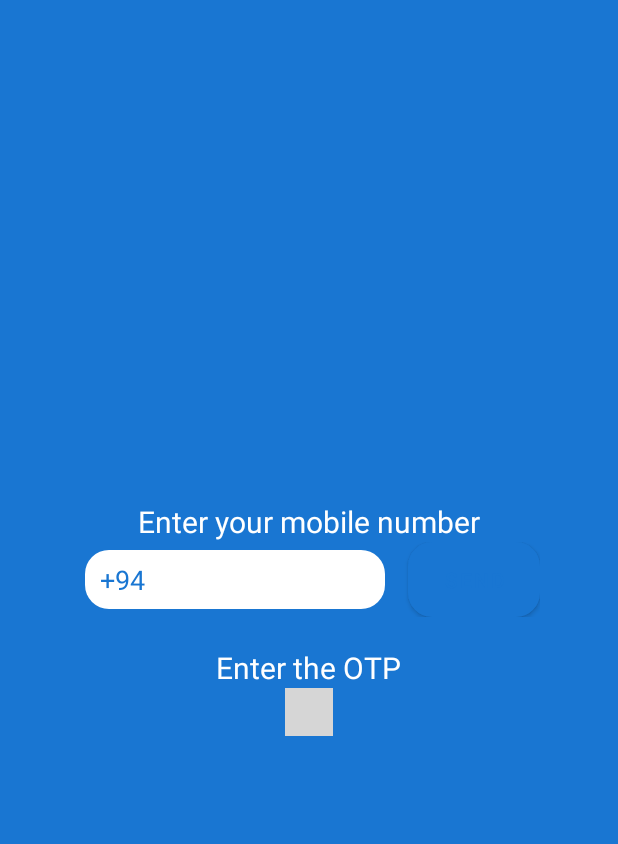
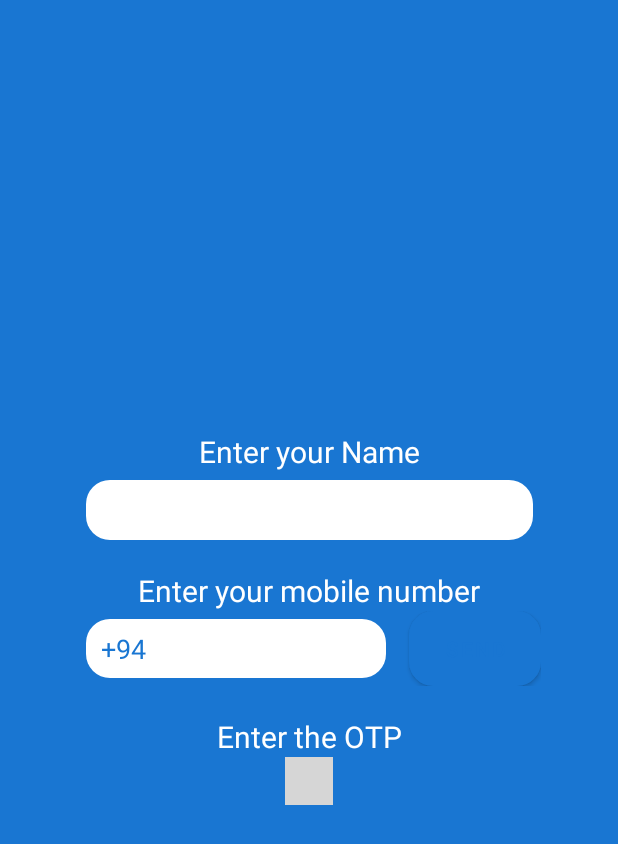
Before and after one commit to ViduraPrasangana/StepAway, an Android app: the screen it shows after launch (LoginActivity), on a phone screen of 412 x 824 dp. Shown: the top 844 px of the screen. Run offline under Robolectric (Android 15) with nearby library versions, the phone set to English and light mode, and no system bars; our stand-ins replace Firebase (no records; nobody signed in at launch, a user with empty details on screens opened directly); libraries missing offline, so code that uses them is left out: com.chaos.view; plain views replace PinView; 2 statements that could not run were skipped; grey boxes are pictures that could not be loaded.

```diff
--- a/app/src/main/AndroidManifest.xml
+++ b/app/src/main/AndroidManifest.xml
@@ -8,6 +8,8 @@
     <uses-permission android:name="android.permission.ACCESS_COARSE_LOCATION" />
     <uses-permission android:name="android.permission.ACCESS_FINE_LOCATION" />
     <uses-permission android:name="android.permission.ACCESS_BACKGROUND_LOCATION" />
+    <uses-permission android:name="android.permission.FOREGROUND_SERVICE" />
+    <uses-permission android:name="android.permission.VIBRATE" />
     <uses-permission android:name="android.permission.WAKE_LOCK" tools:node="replace"/>
 
     <application
--- a/app/src/main/java/com/jellybean/stepaway/DeviceAdapter.java
+++ b/app/src/main/java/com/jellybean/stepaway/DeviceAdapter.java
@@ -66,7 +66,8 @@ public class DeviceAdapter extends RecyclerView.Adapter<DeviceAdapter.ViewHolder
     public void onBindViewHolder(@NonNull ViewHolder holder, int position) {
         Device device = dataset.get(position);
         String distance = ((double) Math.round(device.getAverageDistance()*1000)/1000)+" m";
-        holder.getTimeView().setText(distance);
+        String username = device.getUserName() != null ? device.getUserName():"Unknown User";
+        holder.getTimeView().setText(username);
     }
 
     @Override
--- a/app/src/main/java/com/jellybean/stepaway/LoginActivity.java
+++ b/app/src/main/java/com/jellybean/stepaway/LoginActivity.java
@@ -29,7 +29,7 @@ import com.google.firebase.auth.PhoneAuthProvider;
 import java.util.concurrent.TimeUnit;
 
 public class LoginActivity extends AppCompatActivity {
-    EditText phone;
+    EditText phone,name;
     Button sendBtn;
     PinView otpView;
 
@@ -42,6 +42,7 @@ public class LoginActivity extends AppCompatActivity {
         super.onCreate(savedInstanceState);
         setContentView(R.layout.activity_login);
         phone = findViewById(R.id.phone);
+        name = findViewById(R.id.name);
         sendBtn = findViewById(R.id.sendBtn);
         otpView = findViewById(R.id.otp_view);
 
--- a/app/src/main/java/com/jellybean/stepaway/fragment/HomeFragment.java
+++ b/app/src/main/java/com/jellybean/stepaway/fragment/HomeFragment.java
@@ -71,7 +71,7 @@ public class HomeFragment extends Fragment {
         View view = inflater.inflate(R.layout.fragment_home, container, false);
         searchRipple = view.findViewById(R.id.ripple);
         currentDevicesView = view.findViewById(R.id.currentDevices);
-        devices = new ArrayList<Device>(Arrays.asList(new Device("1234",5456, Device.Threat.LEVEL1),new Device("1234",4636, Device.Threat.LEVEL2)));
+        devices = new ArrayList<Device>();
         adapter = new DeviceAdapter(devices);
         currentDevicesView.setLayoutManager(new LinearLayoutManager(getContext(),LinearLayoutManager.VERTICAL,false));
         currentDevicesView.setAdapter(adapter);
--- a/app/src/main/res/layout/activity_login.xml
+++ b/app/src/main/res/layout/activity_login.xml
@@ -8,51 +8,74 @@
     android:background="@color/colorPrimary">
 
     <LinearLayout
-        android:layout_width="match_parent"
+        android:layout_width="wrap_content"
         android:layout_height="wrap_content"
+        android:gravity="center"
+        android:orientation="vertical"
         app:layout_constraintBottom_toBottomOf="parent"
-        app:layout_constraintTop_toTopOf="parent"
-        android:gravity="center"
-        android:orientation="vertical">
+        app:layout_constraintEnd_toEndOf="parent"
+        app:layout_constraintStart_toStartOf="parent"
+        app:layout_constraintTop_toTopOf="parent">
 
         <TextView
             android:layout_width="wrap_content"
             android:layout_height="wrap_content"
+            android:layout_marginBottom="5dp"
+            android:text="Enter your Name"
             android:textColor="@color/accentText"
-            android:textSize="@dimen/login_text"
+            android:textSize="@dimen/login_text" />
+
+        <EditText
+            android:id="@+id/name"
+            android:layout_width="match_parent"
+            android:layout_marginHorizontal="5dp"
+            android:layout_height="40dp"
+            android:layout_marginBottom="20dp"
+            android:background="@drawable/otp_background"
+            android:inputType="phone"
+            android:paddingHorizontal="10dp"
+            android:textColor="@color/colorPrimary" />
+
+        <TextView
+            android:layout_width="wrap_content"
+            android:layout_height="wrap_content"
             android:text="Enter your mobile number"
-            />
+            android:textColor="@color/accentText"
+            android:textSize="@dimen/login_text" />
 
         <LinearLayout
             android:layout_width="wrap_content"
             android:layout_height="50dp"
             android:layout_marginBottom="20dp">
+
             <EditText
                 android:id="@+id/phone"
                 android:layout_width="200dp"
                 android:layout_height="match_parent"
                 android:layout_margin="5dp"
+                android:background="@drawable/otp_background"
                 android:inputType="phone"
                 android:paddingHorizontal="10dp"
-              android:textColor="@color/colorPrimary"
-              android:background="@drawable/otp_background"/>
+                android:textColor="@color/colorPrimary" />
+
             <Button
                 android:id="@+id/sendBtn"
                 android:layout_width="wrap_content"
                 android:layout_height="match_parent"
                 android:layout_marginStart="10dp"
+                android:background="@drawable/otp_background"
+                android:backgroundTint="@android:color/white"
                 android:text="SEND"
-            android:textColor="@color/colorPrimary"
-            android:backgroundTint="@android:color/white"
-            android:background="@drawable/otp_background"/>
+                android:textColor="@color/colorPrimary" />
 
         </LinearLayout>
+
         <TextView
             android:layout_width="wrap_content"
             android:layout_height="wrap_content"
+            android:text="Enter the OTP"
             android:textColor="@color/accentText"
-            android:textSize="@dimen/login_text"
-            android:text="Enter the OTP"/>
+            android:textSize="@dimen/login_text" />
 
         <com.chaos.view.PinView
             android:id="@+id/otp_view"
@@ -60,6 +83,7 @@
             android:layout_width="wrap_content"
             android:layout_height="wrap_content"
             android:cursorVisible="false"
+            android:enabled="false"
             android:inputType="textPassword"
             android:itemBackground="@drawable/otp_background"
             android:padding="10dp"
@@ -76,8 +100,7 @@
             app:itemWidth="40dp"
             app:lineColor="@android:color/transparent"
             app:lineWidth="2dp"
-            app:viewType="rectangle"
-            android:enabled="false"/>
+            app:viewType="rectangle" />
     </LinearLayout>
 
 
```
Also changed, not shown: app/src/main/java/com/jellybean/stepaway/MainActivity.java (+82 -18 lines), app/src/main/java/com/jellybean/stepaway/model/Device.java (+23 -1 lines), app/src/main/java/com/jellybean/stepaway/model/DeviceModel.java (deleted, +0 -74 lines), app/src/main/java/com/jellybean/stepaway/service/BluetoothService.java (+16 -5 lines), app/src/main/java/com/jellybean/stepaway/service/CloudService.java (+12 -0 lines), app/src/main/java/com/jellybean/stepaway/service/DeviceIdentifierService.java (+71 -19 lines), app/src/main/java/com/jellybean/stepaway/service/IdentifierBackgroundService.java (+37 -15 lines). Lines whose indentation alone changed are shown as unchanged.
